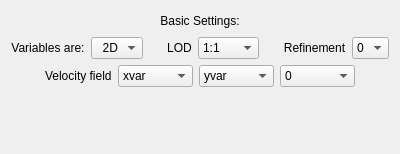
First picture: the form in apps/vaporgui/guis/ui/barbBasic.ui, repository yyr/vapor, before the edit.
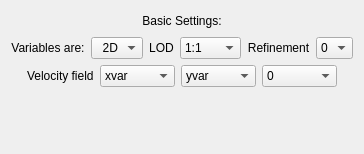
Second picture: the form after the edit.

```diff
--- a/apps/vaporgui/guis/ui/barbBasic.ui
+++ b/apps/vaporgui/guis/ui/barbBasic.ui
@@ -6,7 +6,7 @@
    <rect>
     <x>0</x>
     <y>0</y>
-    <width>400</width>
+    <width>346</width>
     <height>154</height>
    </rect>
   </property>
```
